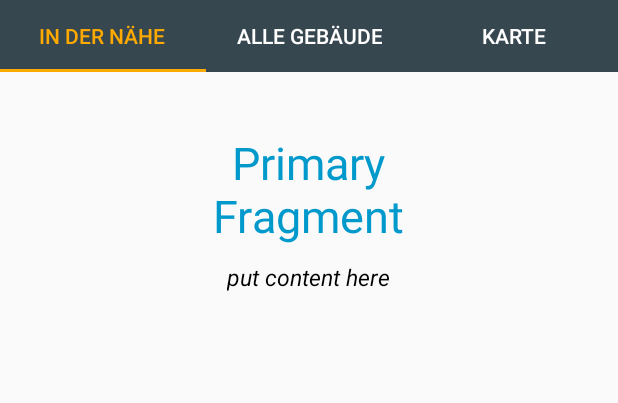
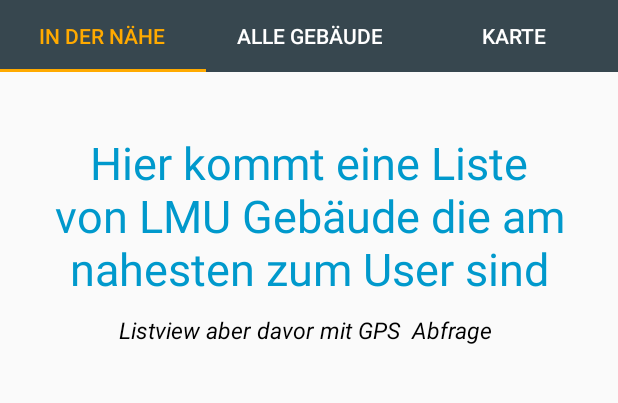
Before and after one commit to zhenhaoli/Unificiency, an Android app: the screen it shows after launch (MainActivity), after a tap on "Gebäude", on a phone screen of 412 x 824 dp, the part 84-487 px from its top. Run offline under Robolectric (Android 15) with nearby library versions, the phone set to English and light mode, and no system bars; 1 other tap on this screen came first.

Commit message:
added fragment xmls for buildings

```diff
--- /dev/null
+++ b/UnificiencyAndroid/app/src/main/java/lmu/de/unificiencyandroid/view/BuildingsAll.java
@@ -0,0 +1,23 @@
+package lmu.de.unificiencyandroid.view;
+
+import android.os.Bundle;
+import android.support.annotation.Nullable;
+import android.support.v4.app.Fragment;
+import android.view.LayoutInflater;
+import android.view.View;
+import android.view.ViewGroup;
+
+import lmu.de.unificiencyandroid.R;
+
+/**
+ * Created by dev on 17.12.2016.
+ */
+
+public class BuildingsAll extends Fragment {
+
+    @Nullable
+    @Override
+    public View onCreateView(LayoutInflater inflater, ViewGroup container, Bundle savedInstanceState) {
+        return inflater.inflate(R.layout.buildings_all, null);
+    }
+}
--- a/UnificiencyAndroid/app/src/main/java/lmu/de/unificiencyandroid/view/BuildingsFragment.java
+++ b/UnificiencyAndroid/app/src/main/java/lmu/de/unificiencyandroid/view/BuildingsFragment.java
@@ -68,9 +68,9 @@
         public Fragment getItem(int position)
         {
             switch (position){
-                case 0 : return new PrimaryFragment();
-                case 1 : return new SocialFragment();
-                case 2 : return new UpdatesFragment();
+                case 0 : return new BuildingsNearest();
+                case 1 : return new BuildingsAll();
+                case 2 : return new BuildingsMap();
             }
             return null;
         }
--- /dev/null
+++ b/UnificiencyAndroid/app/src/main/java/lmu/de/unificiencyandroid/view/BuildingsNearest.java
@@ -0,0 +1,23 @@
+package lmu.de.unificiencyandroid.view;
+
+import android.os.Bundle;
+import android.support.annotation.Nullable;
+import android.support.v4.app.Fragment;
+import android.view.LayoutInflater;
+import android.view.View;
+import android.view.ViewGroup;
+
+import lmu.de.unificiencyandroid.R;
+
+/**
+ * Created by dev on 17.12.2016.
+ */
+
+public class BuildingsNearest extends Fragment {
+
+    @Nullable
+    @Override
+    public View onCreateView(LayoutInflater inflater, ViewGroup container, Bundle savedInstanceState) {
+        return inflater.inflate(R.layout.buildings_nearest, null);
+    }
+}
--- /dev/null
+++ b/UnificiencyAndroid/app/src/main/res/layout/buildings_nearest.xml
@@ -0,0 +1,29 @@
+<?xml version="1.0" encoding="utf-8"?>
+<RelativeLayout xmlns:android="http://schemas.android.com/apk/res/android"
+    android:orientation="vertical" android:layout_width="match_parent"
+    android:layout_height="match_parent">
+
+    <TextView
+        android:layout_width="wrap_content"
+        android:layout_height="wrap_content"
+        android:layout_marginTop="40dp"
+        android:textSize="30sp"
+        android:gravity="center"
+        android:id="@+id/textView"
+        android:layout_centerHorizontal="true"
+        android:textColor="@android:color/holo_blue_dark"
+        android:text="Hier kommt eine Liste von LMU Gebäude die am nahesten zum User sind"/>
+
+    <TextView
+        android:layout_width="wrap_content"
+        android:layout_height="wrap_content"
+        android:autoLink="web"
+        android:textSize="15sp"
+        android:layout_marginTop="10dp"
+        android:layout_centerHorizontal="true"
+        android:text="Listview aber davor mit GPS  Abfrage "
+        android:textColor="#000"
+        android:layout_below="@+id/textView"
+        android:textStyle="italic"/>
+
+</RelativeLayout>
```
Also changed, not shown: UnificiencyAndroid/app/src/main/java/lmu/de/unificiencyandroid/view/BuildingsMap.java (added, +23 -0 lines), UnificiencyAndroid/app/src/main/res/layout/buildings_all.xml (added, +29 -0 lines), UnificiencyAndroid/app/src/main/res/layout/buildings_map.xml (added, +29 -0 lines).
